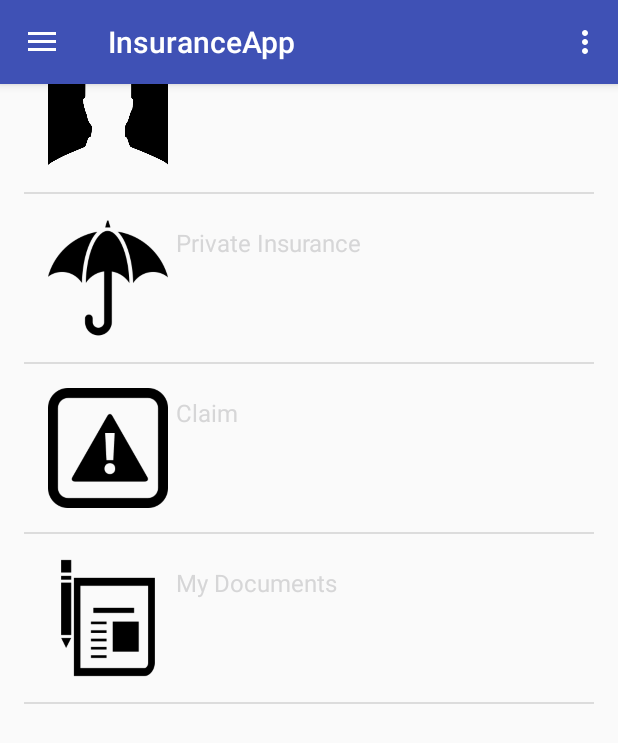
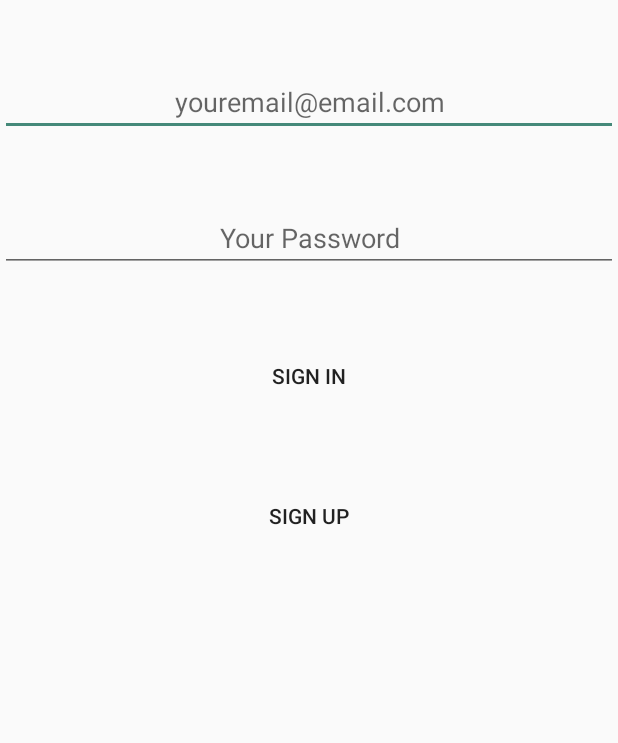
Before and after one commit to mngodolydiah/InsuranceApp, an Android app: the screen it shows after launch (MainActivity before the commit, LoginActivity after it), on a phone screen of 412 x 824 dp. Shown: the top 743 px of the screen. Run offline under Robolectric (Android 15) with nearby library versions, the phone set to English and light mode, and no system bars.

Commit message:
Add Login Activity

```diff
--- /dev/null
+++ b/app/src/main/java/mng/r/lydia/insuranceapp/LoginActivity.java
@@ -0,0 +1,19 @@
+package mng.r.lydia.insuranceapp;
+
+import android.content.Intent;
+import android.support.v7.app.AppCompatActivity;
+import android.os.Bundle;
+import android.view.View;
+
+public class LoginActivity extends AppCompatActivity {
+
+    @Override
+    protected void onCreate(Bundle savedInstanceState) {
+        super.onCreate(savedInstanceState);
+        setContentView(R.layout.activity_login);
+    }
+
+    public void checkLogin(View view) {
+        startActivity(new Intent(LoginActivity.this, MainActivity.class));
+    }
+}
--- /dev/null
+++ b/app/src/main/res/layout/activity_login.xml
@@ -0,0 +1,50 @@
+<?xml version="1.0" encoding="utf-8"?>
+<RelativeLayout xmlns:android="http://schemas.android.com/apk/res/android"
+    android:id="@+id/relativeLayout"
+    xmlns:app="http://schemas.android.com/apk/res-auto"
+    xmlns:tools="http://schemas.android.com/tools"
+    android:layout_width="match_parent"
+    android:layout_height="match_parent"
+    tools:context="mng.r.lydia.insuranceapp.LoginActivity">
+
+    <EditText
+        android:id="@+id/loginEmail"
+        android:layout_width="match_parent"
+        android:layout_height="wrap_content"
+        android:layout_marginTop="45dp"
+        android:inputType="textEmailAddress"
+        android:hint="youremail@email.com"
+        android:textAlignment="center" />
+
+    <EditText
+        android:id="@+id/loginPassword"
+        android:layout_width="match_parent"
+        android:layout_height="wrap_content"
+        android:layout_below="@+id/loginEmail"
+        android:layout_marginTop="45dp"
+        android:inputType="textPassword"
+        android:hint="Your Password"
+        android:textAlignment="center" />
+
+    <Button
+        android:id="@+id/signIn"
+        android:layout_width="wrap_content"
+        android:layout_height="wrap_content"
+        android:layout_marginTop="45dp"
+        android:text="Sign In"
+        android:layout_below="@+id/loginPassword"
+        android:layout_centerHorizontal="true"
+        android:background="?android:attr/selectableItemBackground"
+        android:onClick="checkLogin"/>
+
+    <Button
+        android:id="@+id/signUp"
+        android:layout_width="wrap_content"
+        android:layout_height="wrap_content"
+        android:layout_marginTop="45dp"
+        android:text="Sign Up"
+        android:layout_below="@+id/signIn"
+        android:layout_alignLeft="@+id/signIn"
+        android:layout_alignStart="@+id/signIn"
+        android:background="?android:attr/selectableItemBackground"/>
+</RelativeLayout>
--- a/app/src/main/res/layout/content_main.xml
+++ b/app/src/main/res/layout/content_main.xml
@@ -7,30 +7,14 @@
     android:paddingLeft="@dimen/activity_horizontal_margin"
     android:paddingRight="@dimen/activity_horizontal_margin"
     android:paddingTop="@dimen/activity_vertical_margin"
+    android:layout_marginTop="40dp"
     tools:context="mng.r.lydia.insuranceapp.MainActivity"
     tools:showIn="@layout/app_bar_main">
-
-    <TextView
-        android:layout_width="wrap_content"
-        android:layout_height="wrap_content"
-        android:text="List"
-        android:textColor="#000"
-        android:textSize="20sp"
-        android:textStyle="bold"
-        android:layout_marginTop="20dp"
-        android:layout_marginBottom="20dp"
-        android:id="@+id/textvw"
-        android:textAlignment="center"
-        android:textAppearance="?android:attr/textAppearanceMedium"
-        android:layout_gravity="center_horizontal"
-        android:layout_above="@+id/HomeList"
-        android:layout_centerHorizontal="true" />
 
     <ListView
         android:layout_width="match_parent"
         android:layout_height="match_parent"
         android:id="@+id/HomeList"
-        android:layout_weight="0.79"
         android:layout_centerVertical="true"
         android:layout_alignParentLeft="true"
         android:layout_alignParentStart="true">
--- a/app/src/main/res/menu/activity_main_drawer.xml
+++ b/app/src/main/res/menu/activity_main_drawer.xml
@@ -4,7 +4,8 @@
     <group android:checkableBehavior="single">
         <item
             android:id="@+id/nav_my_profile"
-            android:title="My Profile Account"/>
+            android:title="My Profile Account"
+            android:icon="@drawable/profile_icon"/>
         <item
             android:id="@+id/nav_private_insurance"
             android:title="Private Insurance"
--- a/app/src/main/res/values/styles.xml
+++ b/app/src/main/res/values/styles.xml
@@ -1,11 +1,11 @@
 <resources>
 
     <!-- Base application theme. -->
-    <style name="AppTheme" parent="Theme.AppCompat.Light.DarkActionBar">
+    <style name="AppTheme" parent="Theme.AppCompat.Light.NoActionBar">
         <!-- Customize your theme here. -->
-        <item name="colorPrimary">@color/colorPrimary</item>
-        <item name="colorPrimaryDark">@color/colorPrimaryDark</item>
-        <item name="colorAccent">@color/colorAccent</item>
+        <item name="colorPrimary">#158965</item>
+        <item name="colorPrimaryDark">#158915</item>
+        <item name="colorAccent">#458979</item>
     </style>
 
     <style name="AppTheme.NoActionBar">
```
Also changed, not shown: app/src/main/AndroidManifest.xml (+4 -7 lines), app/src/main/res/drawable/ic_menu_camera.xml (added, +12 -0 lines), app/src/main/res/drawable/ic_menu_gallery.xml (added, +9 -0 lines), app/src/main/res/drawable/ic_menu_manage.xml (added, +9 -0 lines), app/src/main/res/drawable/ic_menu_send.xml (added, +9 -0 lines), app/src/main/res/drawable/ic_menu_share.xml (added, +9 -0 lines), app/src/main/res/drawable/ic_menu_slideshow.xml (added, +9 -0 lines), app/src/main/res/values/strings.xml (+14 -0 lines), app/src/main/res/drawable/personal_accident_insurance_icon.png (added), app/src/main/res/drawable/private_car_insurance_icon.png (added), app/src/main/res/drawable/private_motorcycle_insurance_icon.jpg (added), app/src/main/res/drawable/profile_icon.png (added), app/src/main/res/drawable/travel_insurance_icon.png (added).
